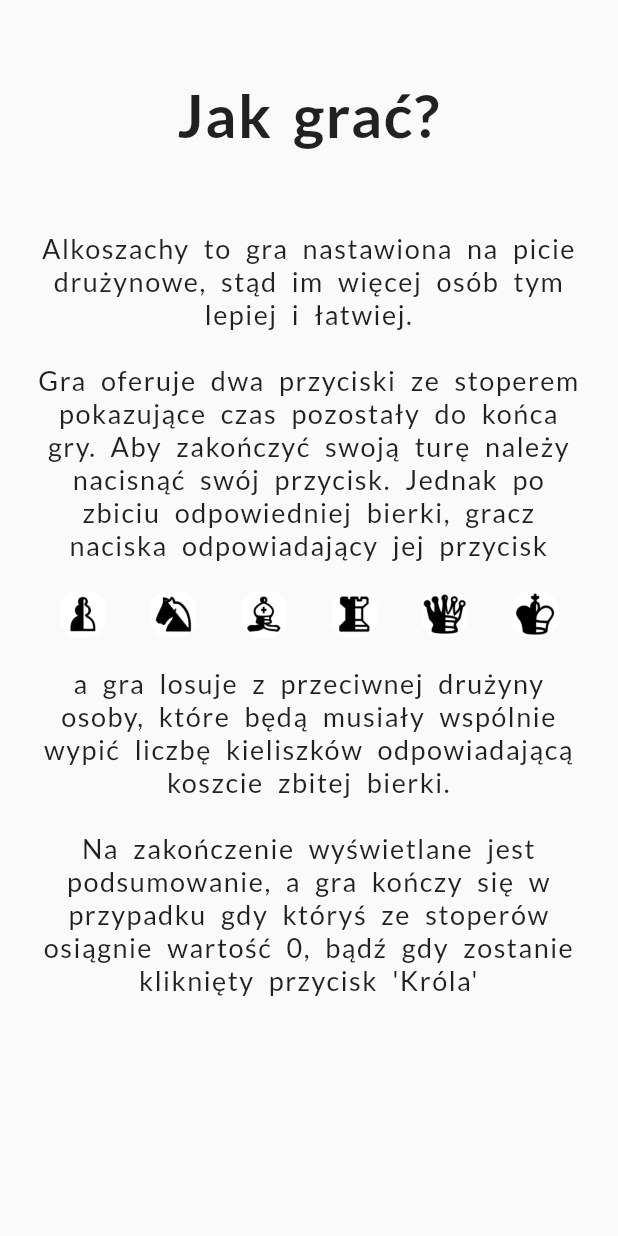
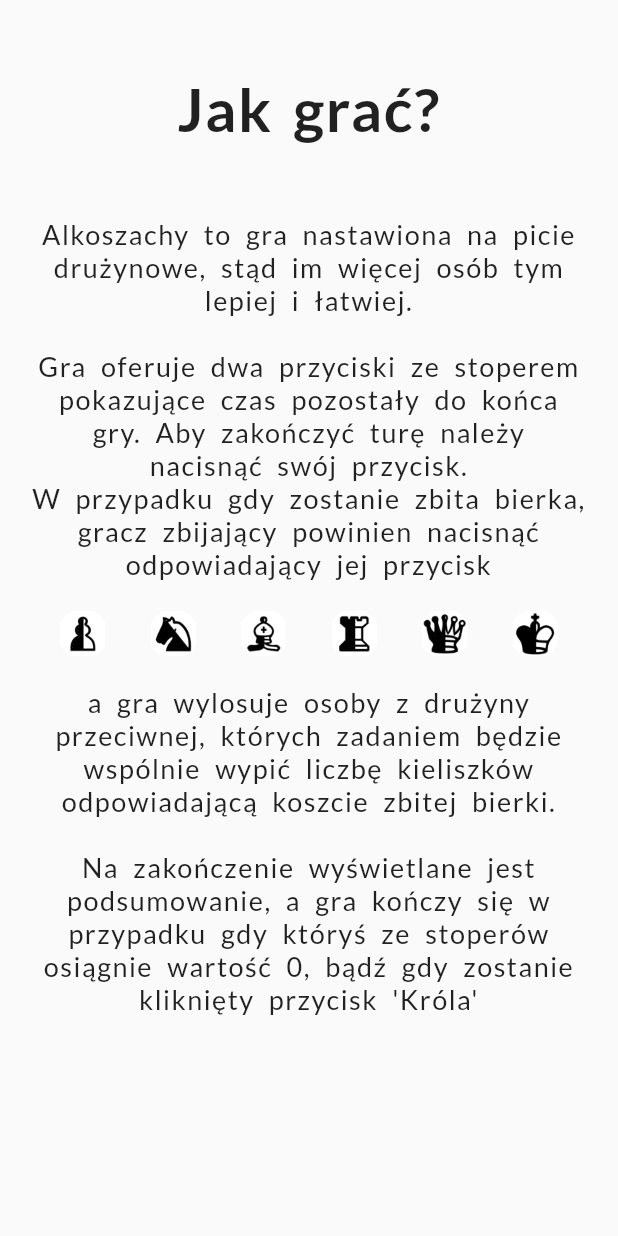
Before and after one commit to AdamJozwiak/AlkoSzachy, a Flutter app: the screen it shows after launch, after a tap on the "info outline" icon, on a phone screen of 412 x 824 dp. Run offline on Flutter 3.47's test engine with Material 2 defaults, Android fonts, the light colour scheme and no system bars; our stand-ins replace google_fonts, rflutter_alert, rxdart; Roboto replaces fonts that are missing (Cardo).

Commit message:
Redact game info and improve main menu

```diff
--- a/lib/page/home.dart
+++ b/lib/page/home.dart
@@ -44,20 +44,30 @@ class _HomePageState extends State<HomePage> {
         child: Scaffold(
           backgroundColor: Colors.grey[300],
           body: SafeArea(
-            child: Stack(children: [
+            child: ListView(
+                shrinkWrap: true,
+                itemExtent: screenSize[1] / 1.02,
+                children: [
+                  Stack(children: [
                     Image.asset(
                       "assets/alchess_baner.png",
                       fit: BoxFit.cover,
                       width: double.infinity,
                       height: double.infinity,
                     ),
+                    Center(
+                      child: Row(
+                        mainAxisAlignment: MainAxisAlignment.center,
+                        children: [
+                          Expanded(
+                            child: Column(
+                              crossAxisAlignment: CrossAxisAlignment.center,
+                              children: <Widget>[
+                                Spacer(
+                                  flex: 2,
+                                ),
                                 Opacity(
                                   opacity: 0.9,
-                child: Padding(
-                  padding:
-                      EdgeInsets.fromLTRB(0.0, screenSize[1] / 20, 0.0, 0.0),
-                  child: Center(
-                    heightFactor: 1.5,
                                   child: CustomText(
                                     text: widget.title,
                                     fontSize: 45.0,
@@ -70,18 +80,8 @@ class _HomePageState extends State<HomePage> {
                                     bgHeight: screenSize[1] / 5,
                                   ),
                                 ),
-                ),
-              ),
-              Padding(
-                padding:
-                    EdgeInsets.fromLTRB(0.0, screenSize[1] / 10, 0.0, 10.0),
-                child: ListView(children: [
-                  Center(
-                    child: Column(
-                      crossAxisAlignment: CrossAxisAlignment.center,
-                      children: <Widget>[
-                        SizedBox(
-                          height: screenSize[1] * 0.28,
+                                Spacer(
+                                  flex: 1,
                                 ),
                                 CustomText(
                                   text: 'Ustaw czas gry',
@@ -97,15 +97,17 @@ class _HomePageState extends State<HomePage> {
                                     key: _formKey,
                                     child: Focus(
                                       child: TextFormField(
-                                initialValue:
-                                    timer != 0.0 ? timer.toString() : '',
+                                        initialValue: timer != 0.0
+                                            ? timer.toString()
+                                            : '',
                                         decoration: InputDecoration(
                                             contentPadding: EdgeInsets.fromLTRB(
                                                 -10.0, 10.0, 10.0, 10.0),
                                             hintText: timer.toString(),
                                             border: OutlineInputBorder(
                                                 borderRadius:
-                                            BorderRadius.circular(20.0)),
+                                                    BorderRadius.circular(
+                                                        20.0)),
                                             fillColor: Colors.white70,
                                             filled: true,
                                             prefixIcon: Icon(Icons.timer),
@@ -114,21 +116,24 @@ class _HomePageState extends State<HomePage> {
                                               fontSize: 15.0,
                                             ),
                                             errorStyle: TextStyle(
-                                        fontFamily: 'Roboto', fontSize: 13.0)),
+                                                fontFamily: 'Roboto',
+                                                fontSize: 13.0)),
                                         textAlign: TextAlign.center,
                                         style: TextStyle(fontSize: 25.0),
                                         validator: (value) {
                                           if (value == null || value.isEmpty) {
                                             return 'Ustaw czas';
-                                  } else if (double.tryParse(value) == null) {
+                                          } else if (double.tryParse(value) ==
+                                              null) {
                                             return 'Tylko liczby!';
                                           }
                                           return null;
                                         },
-                                onChanged: (value) =>
-                                    this._textFieldValue = int.parse(value),
+                                        onChanged: (value) => this
+                                            ._textFieldValue = int.parse(value),
                                         onFieldSubmitted: (value) {
-                                  if (_formKey.currentState.validate()) {
+                                          if (_formKey.currentState
+                                              .validate()) {
                                             setState(() {
                                               timer = int.parse(value);
                                               buttonError[0] = false;
@@ -138,7 +143,8 @@ class _HomePageState extends State<HomePage> {
                                       ),
                                       onFocusChange: (hasFocus) {
                                         if (!hasFocus) {
-                                  if (_formKey.currentState.validate()) {
+                                          if (_formKey.currentState
+                                              .validate()) {
                                             setState(() {
                                               timer = this._textFieldValue;
                                               buttonError[0] = false;
@@ -149,14 +155,16 @@ class _HomePageState extends State<HomePage> {
                                     ),
                                   ),
                                 ),
-                        SizedBox(
-                          height: screenSize[1] * 0.045,
+                                Spacer(
+                                  flex: 2,
                                 ),
                                 RaisedButton.icon(
                                     color: Colors.white60,
                                     shape: RoundedRectangleBorder(
-                                borderRadius: BorderRadius.circular(15.0),
-                                side: BorderSide(color: Colors.black12)),
+                                        borderRadius:
+                                            BorderRadius.circular(15.0),
+                                        side:
+                                            BorderSide(color: Colors.black12)),
                                     onPressed: () {
                                       Navigator.pushNamed(context, '/teams');
                                     },
@@ -165,8 +173,8 @@ class _HomePageState extends State<HomePage> {
                                       text: 'Wybierz drużyny',
                                       fontSize: 25.0,
                                     )),
-                        SizedBox(
-                          height: screenSize[1] * 0.05,
+                                Spacer(
+                                  flex: 2,
                                 ),
                                 ElevatedButton(
                                   onPressed: () async {
@@ -249,38 +257,46 @@ class _HomePageState extends State<HomePage> {
                                       padding: EdgeInsets.all(15),
                                       primary: Colors.white60,
                                       shape: RoundedRectangleBorder(
-                                  borderRadius: BorderRadius.circular(30.0),
-                                  side: BorderSide(color: Colors.black))),
+                                          borderRadius:
+                                              BorderRadius.circular(30.0),
+                                          side:
+                                              BorderSide(color: Colors.black))),
                                 ),
-                        SizedBox(
-                          height: screenSize[1] * 0.03,
+                                Spacer(
+                                  flex: 1,
                                 ),
                                 Column(children: [
                                   if (buttonError[0])
                                     CustomText(
-                              text: 'Długość gry musi być większa niż 30 sek!',
-                              fontSize: 25.0,
+                                      text:
+                                          'Długość gry musi być większa niż 30 sek!',
+                                      fontSize: 20.0,
                                       color: Colors.red[400],
                                     )
                                   else if (buttonError[1])
                                     CustomText(
                                       text: 'Brak graczy.',
-                              fontSize: 25.0,
+                                      fontSize: 20.0,
                                       color: Colors.red[400],
                                     )
                                   else if (buttonError[2])
                                     CustomText(
                                       text:
                                           'Musi być przynajmniej jeden gracz w każdej drużynie.',
-                              fontSize: 25.0,
+                                      fontSize: 20.0,
                                       color: Colors.red[400],
                                     ),
-                        ])
+                                ]),
+                                Spacer(
+                                  flex: 3,
+                                ),
+                              ],
+                            ),
+                          ),
                         ],
                       ),
                     ),
                   ]),
-              ),
                 ]),
           ),
           floatingActionButtonLocation:
@@ -327,9 +343,9 @@ class _HomePageState extends State<HomePage> {
                         child: CustomText(
                           text: 'Alkoszachy to gra nastawiona na picie drużynowe, stąd im więcej osób' +
                               ' tym lepiej i łatwiej.\n\nGra oferuje dwa przyciski ze stoperem pokazujące' +
-                              ' czas pozostały do końca gry. Aby zakończyć swoją turę należy nacisnąć' +
-                              ' swój przycisk. Jednak po zbiciu odpowiedniej bierki, gracz naciska' +
-                              ' odpowiadający jej przycisk',
+                              ' czas pozostały do końca gry. Aby zakończyć turę należy nacisnąć' +
+                              ' swój przycisk.\nW przypadku gdy zostanie zbita bierka, gracz zbijający' +
+                              ' powinien nacisnąć odpowiadający jej przycisk',
                           fontSize: 18.0,
                         ),
                       ),
@@ -340,8 +356,8 @@ class _HomePageState extends State<HomePage> {
                       Padding(
                         padding: const EdgeInsets.symmetric(horizontal: 20.0),
                         child: CustomText(
-                          text: 'a gra losuje z przeciwnej drużyny osoby' +
-                              ', które będą musiały wspólnie wypić liczbę kieliszków odpowiadającą' +
+                          text: 'a gra wylosuje osoby z drużyny przeciwnej, których zadaniem będzie' +
+                              ' wspólnie wypić liczbę kieliszków odpowiadającą' +
                               ' koszcie zbitej bierki.\n\nNa zakończenie wyświetlane jest podsumowanie' +
                               ', a gra kończy się w przypadku gdy któryś ze stoperów osiągnie wartość 0' +
                               ', bądź gdy zostanie kliknięty przycisk \'Króla\'',
```
Lines whose indentation alone changed are shown as unchanged.
